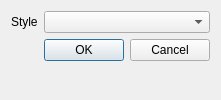
This is falconer/ui/preferences.ui in EarToEarOak/Wild-Find as Qt 5 draws it before an edit. The edited form follows.
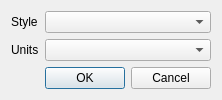
This is the edited form.

Commit message: Falconer: Add units selection to preferences

```diff
--- a/falconer/ui/preferences.ui
+++ b/falconer/ui/preferences.ui
@@ -30,6 +30,16 @@
      </property>
     </widget>
    </item>
+   <item row="1" column="0">
+    <widget class="QLabel" name="label">
+     <property name="text">
+      <string>Units</string>
+     </property>
+    </widget>
+   </item>
+   <item row="1" column="1">
+    <widget class="QComboBox" name="_comboUnits"/>
+   </item>
   </layout>
  </widget>
  <resources/>
```
The commit also changes 6 other files.
